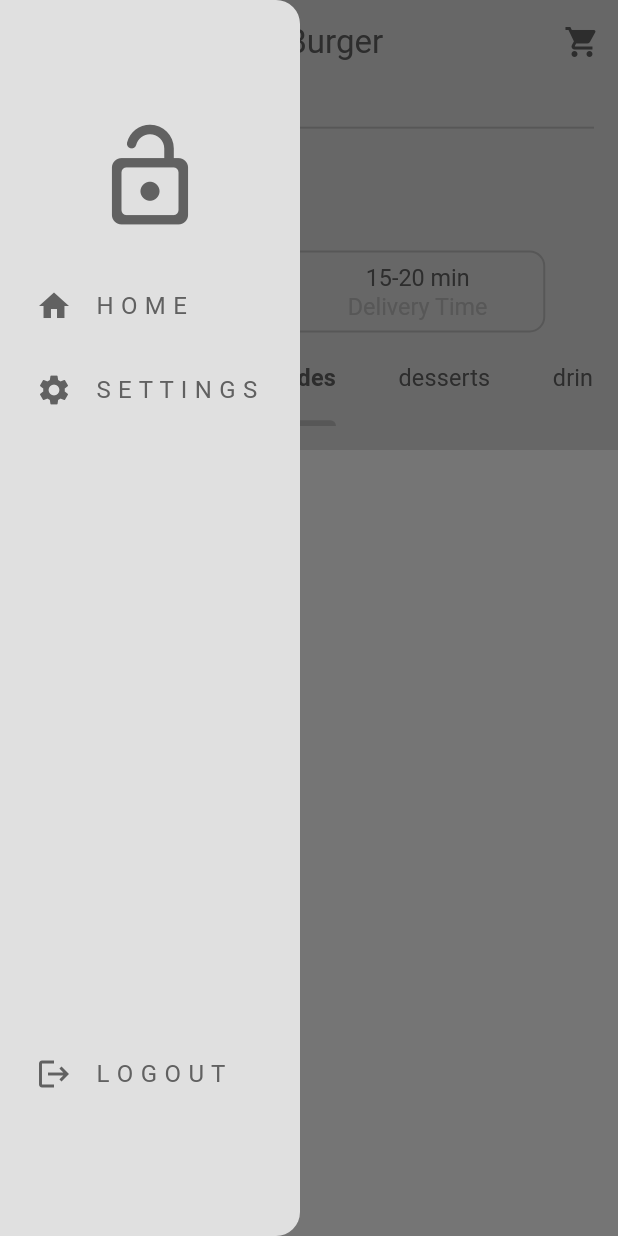
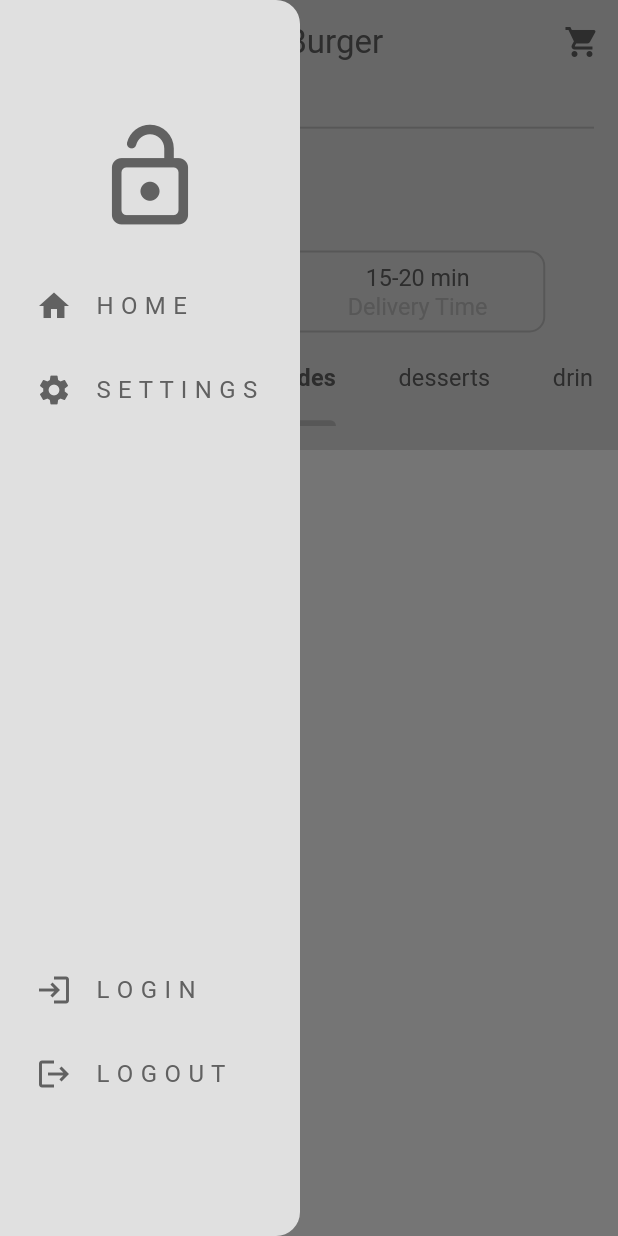
Before and after one commit to GabbenPapa/Flutter_food-delivery-app, a Flutter app: the screen it shows after launch, tab 3 chosen, with the side drawer open, on a phone screen of 412 x 824 dp. Run offline on Flutter 3.47's test engine with Material 3 defaults, Android fonts, the phone set to English and light mode, and no system bars; our stand-ins replace shared_preferences.

Commit message:
Add food tile

```diff
--- a/lib/comonents/drawer.dart
+++ b/lib/comonents/drawer.dart
@@ -33,6 +33,13 @@ class HomeDrawer extends StatelessWidget {
               },
             ),
             Spacer(),
+            HomeDrowerTile(
+              text: 'L O G I N',
+              icon: Icons.login,
+              onTap: () {
+                Navigator.of(context).pushNamed('/login_screen');
+              },
+            ),
             HomeDrowerTile(
               text: 'L O G O U T',
               icon: Icons.logout,
--- a/lib/pages/home_screen.dart
+++ b/lib/pages/home_screen.dart
@@ -1,5 +1,6 @@
 import 'package:flutter/material.dart';
 import 'package:food_delivery/comonents/current_location.dart';
+import 'package:food_delivery/comonents/food_tile.dart';
 import 'package:food_delivery/comonents/tab_bar.dart';
 import 'package:food_delivery/models/food.dart';
 import 'package:food_delivery/models/restaurant.dart';
@@ -45,14 +46,14 @@ class _HomeScreenState extends State<HomeScreen>
         itemCount: categoryMenu.length,
         physics: NeverScrollableScrollPhysics(),
         itemBuilder: (context, index) {
-          return ListTile(
-            title: Text(
-              categoryMenu[index].name,
-              style: TextStyle(
-                color: Theme.of(context).colorScheme.inversePrimary,
-                fontSize: 16,
-              ),
-            ),
+          return FoodTile(
+            food: categoryMenu[index],
+            onTap: () {},
+            // onTap: () => Navigator.pushNamed(
+            //   context,
+            //   '/food_screen',
+            //   arguments: categoryMenu[index],
+            // ),
           );
         },
       );
```
Also changed, not shown: lib/comonents/food_tile.dart (added, +60 -0 lines).
